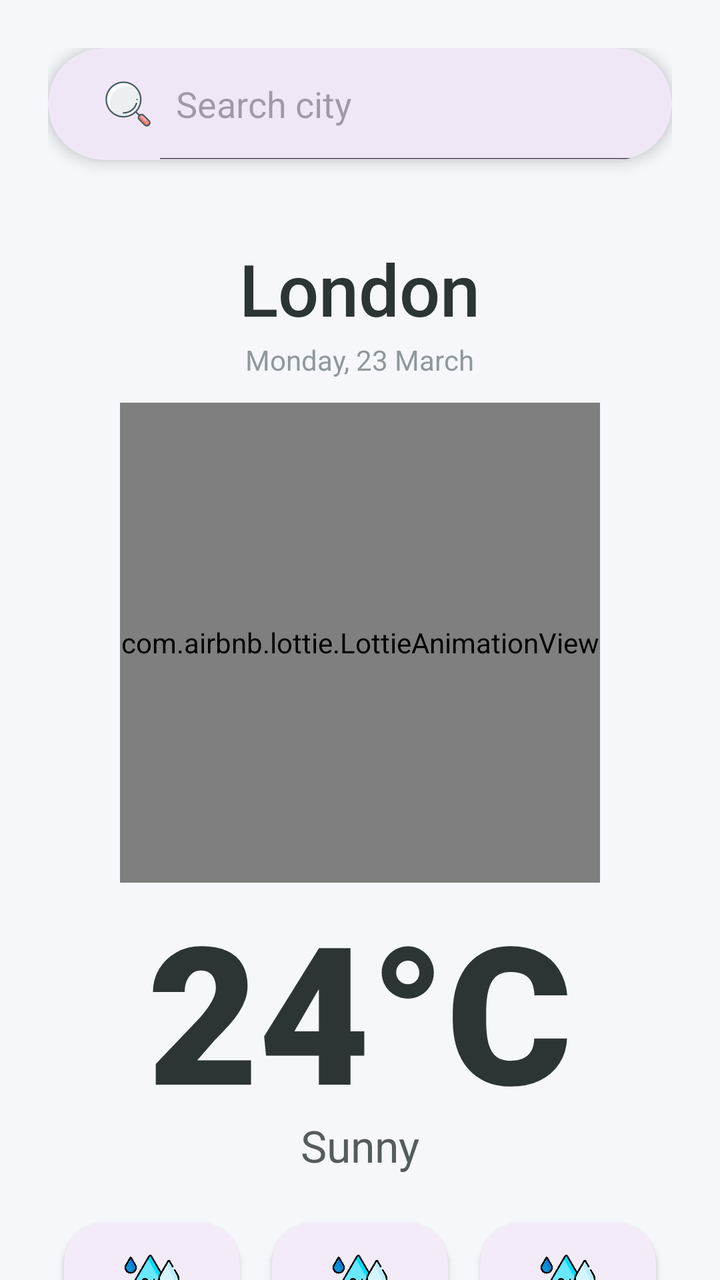
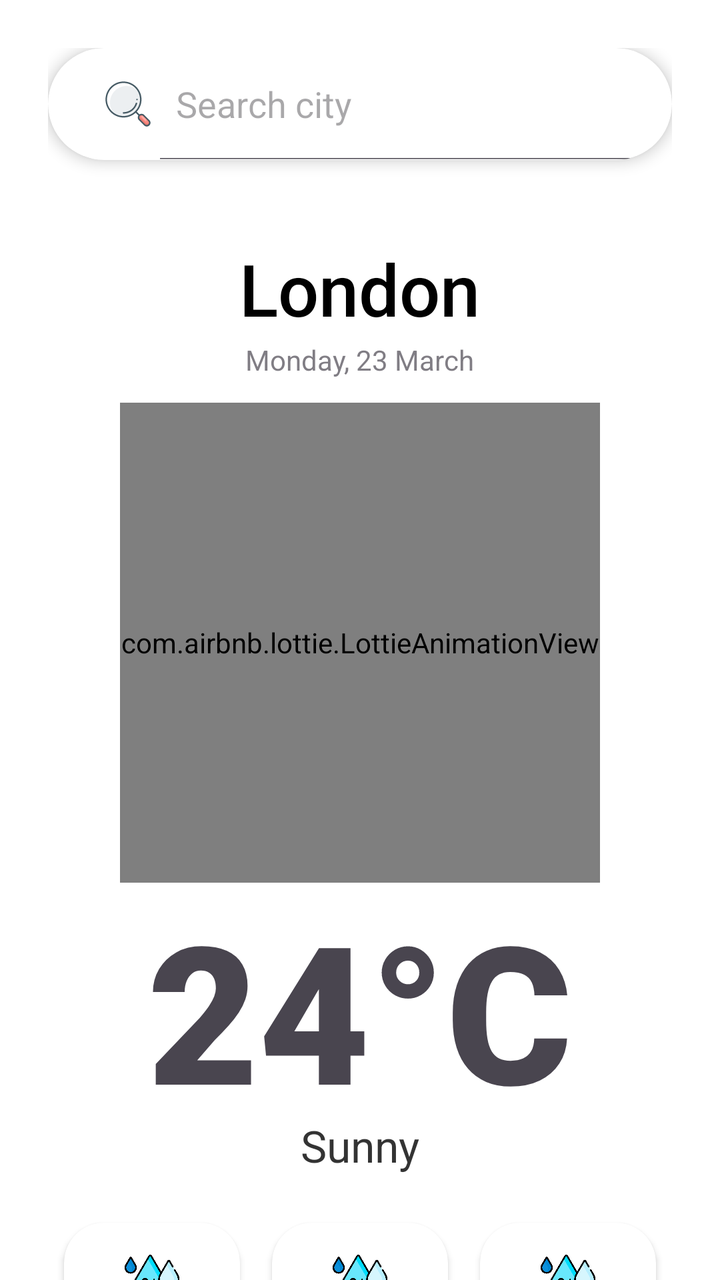

The first picture is an Android layout as it rendered before a commit; the second is the same layout after the commit. The layout source and the unified diff follow.
<!-- AndroidManifest.xml: application theme Theme.StormCast -->
<!-- res/layout/fragment_weather.xml -->
<?xml version="1.0" encoding="utf-8"?>
<androidx.core.widget.NestedScrollView xmlns:android="http://schemas.android.com/apk/res/android"
    xmlns:app="http://schemas.android.com/apk/res-auto"
    xmlns:tools="http://schemas.android.com/tools"
    android:layout_width="match_parent"
    android:layout_height="match_parent"
    android:background="@color/background"
    android:fillViewport="true">

    <androidx.constraintlayout.widget.ConstraintLayout
        android:layout_width="match_parent"
        android:layout_height="wrap_content"
        android:padding="24dp">

        
        <com.google.android.material.card.MaterialCardView
            android:id="@+id/card_search"
            android:layout_width="match_parent"
            android:layout_height="wrap_content"
            app:cardCornerRadius="32dp"
            app:cardElevation="4dp"
            app:layout_constraintEnd_toEndOf="parent"
            app:layout_constraintStart_toStartOf="parent"
            app:layout_constraintTop_toTopOf="parent"
            app:strokeWidth="0dp">

            <SearchView
                android:id="@+id/searchBar"
                android:layout_width="match_parent"
                android:layout_height="56dp"
                android:iconifiedByDefault="false"
                android:queryHint="@string/search_hint"
                android:searchIcon="@drawable/search"
                android:paddingStart="8dp" />

        </com.google.android.material.card.MaterialCardView>

        
        <LinearLayout
            android:id="@+id/hero_section"
            android:layout_width="0dp"
            android:layout_height="wrap_content"
            android:layout_marginTop="40dp"
            android:gravity="center"
            android:orientation="vertical"
            app:layout_constraintEnd_toEndOf="parent"
            app:layout_constraintStart_toStartOf="parent"
            app:layout_constraintTop_toBottomOf="@id/card_search">

            <TextView
                android:id="@+id/citytxt"
                android:layout_width="wrap_content"
                android:layout_height="wrap_content"
                android:text="London"
                android:textColor="@color/on_surface"
                android:textSize="36sp"
                android:fontFamily="sans-serif-medium" />

            <TextView
                android:id="@+id/day_date_txt"
                android:layout_width="wrap_content"
                android:layout_height="wrap_content"
                android:layout_marginTop="2dp"
                android:alpha="0.7"
                android:text="Monday, 23 March"
                android:textColor="@color/on_surface_variant"
                android:textSize="14sp" />

            <com.airbnb.lottie.LottieAnimationView
                android:id="@+id/lottieAnimationView"
                android:layout_width="240dp"
                android:layout_height="240dp"
                android:layout_marginVertical="12dp"
                app:lottie_autoPlay="true"
                app:lottie_loop="true"
                app:lottie_rawRes="@raw/sunny" />

            <TextView
                android:id="@+id/tmptxt"
                android:layout_width="wrap_content"
                android:layout_height="wrap_content"
                android:text="24°C"
                android:textColor="@color/temp_text"
                android:textSize="96sp"
                android:fontFamily="sans-serif-black"
                android:includeFontPadding="false" />

            <TextView
                android:id="@+id/conditiontxt"
                android:layout_width="wrap_content"
                android:layout_height="wrap_content"
                android:layout_marginTop="-8dp"
                android:alpha="0.8"
                android:text="Sunny"
                android:textColor="@color/on_surface"
                android:textSize="22sp" />

        </LinearLayout>

        
        <TextView android:id="@+id/daytxt" android:layout_width="0dp" android:layout_height="0dp" android:visibility="gone" tools:ignore="MissingConstraints" />
        <TextView android:id="@+id/datetxt" android:layout_width="0dp" android:layout_height="0dp" android:visibility="gone" tools:ignore="MissingConstraints" />



            
        <LinearLayout
            android:id="@+id/row_1"
            android:layout_width="0dp"
            android:layout_height="wrap_content"
            android:layout_marginTop="16dp"
            android:orientation="horizontal"
            android:weightSum="3"
            app:layout_constraintEnd_toEndOf="parent"
            app:layout_constraintStart_toStartOf="parent"
            app:layout_constraintTop_toBottomOf="@id/hero_section">

            
            <include
                android:id="@+id/include_humidity"
                layout="@layout/item_weather_detail"
                android:layout_width="0dp"
                android:layout_height="wrap_content"
                android:layout_margin="8dp"
                android:layout_weight="1" />

            
            <include
                android:id="@+id/include_wind"
                layout="@layout/item_weather_detail"
                android:layout_width="0dp"
                android:layout_height="wrap_content"
                android:layout_margin="8dp"
                android:layout_weight="1" />

            
            <include
                android:id="@+id/include_pressure"
                layout="@layout/item_weather_detail"
                android:layout_width="0dp"
                android:layout_height="wrap_content"
                android:layout_margin="8dp"
                android:layout_weight="1" />

        </LinearLayout>

            
            <LinearLayout
                android:id="@+id/row_2"
                android:layout_width="0dp"
                android:layout_height="wrap_content"
                android:layout_marginTop="12dp"
                android:orientation="horizontal"
                android:weightSum="3"
                app:layout_constraintTop_toBottomOf="@id/row_1"
                app:layout_constraintEnd_toEndOf="parent"
                app:layout_constraintStart_toStartOf="parent">

                
                <include
                    layout="@layout/item_weather_detail"
                    android:id="@+id/include_feels_like"
                    android:layout_width="0dp"
                    android:layout_margin="8dp"
                    android:layout_height="wrap_content"
                    android:layout_weight="1" />

                
                <include
                    layout="@layout/item_weather_detail"
                    android:id="@+id/include_min_max"
                    android:layout_width="0dp"
                    android:layout_margin="8dp"
                    android:layout_height="wrap_content"
                    android:layout_weight="1" />

                
                <include
                    layout="@layout/item_weather_detail"
                    android:id="@+id/include_visibility"
                    android:layout_width="0dp"
                    android:layout_margin="8dp"
                    android:layout_height="wrap_content"
                    android:layout_weight="1" />

            </LinearLayout>

        
        <com.google.android.material.card.MaterialCardView
            android:id="@+id/card_sun"
            android:layout_width="0dp"
            android:layout_height="wrap_content"
            android:layout_marginTop="24dp"
            android:layout_marginBottom="32dp"
            app:cardCornerRadius="24dp"
            app:cardElevation="2dp"
            app:layout_constraintBottom_toBottomOf="parent"
            app:layout_constraintEnd_toEndOf="parent"
            app:layout_constraintStart_toStartOf="parent"
            app:layout_constraintTop_toBottomOf="@id/row_2"
            app:strokeWidth="0dp">

            <androidx.constraintlayout.widget.ConstraintLayout
                android:layout_width="match_parent"
                android:layout_height="wrap_content"
                android:paddingVertical="16dp">

                <LinearLayout
                    android:id="@+id/sunrise_box"
                    android:layout_width="0dp"
                    android:layout_height="wrap_content"
                    android:gravity="center"
                    android:orientation="vertical"
                    app:layout_constraintEnd_toStartOf="@+id/sun_divider"
                    app:layout_constraintStart_toStartOf="parent"
                    app:layout_constraintTop_toTopOf="parent">
                    <TextView
                        android:layout_width="wrap_content"
                        android:layout_height="wrap_content"
                        android:text="@string/sunrise_label"
                        android:alpha="0.6"
                        android:textSize="12sp" />
                    <TextView
                        android:id="@+id/sunrisetxt"
                        android:layout_width="wrap_content"
                        android:layout_height="wrap_content"
                        android:layout_marginTop="2dp"
                        android:text="06:30"
                        android:textColor="@color/on_surface"
                        android:textSize="18sp"
                        android:textStyle="bold" />
                </LinearLayout>

                <View
                    android:id="@+id/sun_divider"
                    android:layout_width="1dp"
                    android:layout_height="40dp"
                    android:background="@color/card_stroke"
                    app:layout_constraintBottom_toBottomOf="parent"
                    app:layout_constraintEnd_toEndOf="parent"
                    app:layout_constraintStart_toStartOf="parent"
                    app:layout_constraintTop_toTopOf="parent" />

                <LinearLayout
                    android:id="@+id/sunset_box"
                    android:layout_width="0dp"
                    android:layout_height="wrap_content"
                    android:gravity="center"
                    android:orientation="vertical"
                    app:layout_constraintEnd_toEndOf="parent"
                    app:layout_constraintStart_toEndOf="@+id/sun_divider"
                    app:layout_constraintTop_toTopOf="parent">
                    <TextView
                        android:layout_width="wrap_content"
                        android:layout_height="wrap_content"
                        android:text="@string/sunset_label"
                        android:alpha="0.6"
                        android:textSize="12sp" />
                    <TextView
                        android:id="@+id/sunsettxt"
                        android:layout_width="wrap_content"
                        android:layout_height="wrap_content"
                        android:layout_marginTop="2dp"
                        android:text="18:45"
                        android:textColor="@color/on_surface"
                        android:textSize="18sp"
                        android:textStyle="bold" />
                </LinearLayout>

            </androidx.constraintlayout.widget.ConstraintLayout>
        </com.google.android.material.card.MaterialCardView>

    </androidx.constraintlayout.widget.ConstraintLayout>

</androidx.core.widget.NestedScrollView>
<!-- res/layout/item_weather_detail.xml (included above) -->
<?xml version="1.0" encoding="utf-8"?>
<com.google.android.material.card.MaterialCardView xmlns:android="http://schemas.android.com/apk/res/android"
    xmlns:app="http://schemas.android.com/apk/res-auto"
    android:layout_width="match_parent"
    android:layout_height="wrap_content"
    android:layout_margin="6dp"
    app:cardCornerRadius="20dp"
    app:cardElevation="2dp"
    app:strokeWidth="0dp">

    <LinearLayout
        android:layout_width="match_parent"
        android:layout_height="wrap_content"
        android:gravity="center"
        android:orientation="vertical"
        android:padding="16dp">

        <ImageView
            android:id="@+id/detailIcon"
            android:layout_width="28dp"
            android:layout_height="28dp"
            android:src="@drawable/humidity" />

        <TextView
            android:id="@+id/detailValue"
            android:layout_width="wrap_content"
            android:layout_height="wrap_content"
            android:layout_marginTop="8dp"
            android:text="45%"
            android:textColor="@color/on_surface"
            android:textSize="16sp"
            android:fontFamily="sans-serif-medium" />

        <TextView
            android:id="@+id/detailLabel"
            android:layout_width="wrap_content"
            android:layout_height="wrap_content"
            android:text="Humidity"
            android:alpha="0.6"
            android:textSize="11sp"
            android:textAllCaps="true"
            android:letterSpacing="0.05"
            android:textColor="@color/on_surface_variant" />

    </LinearLayout>

</com.google.android.material.card.MaterialCardView>
<!-- resources referenced by this layout -->
<resources>
  <color name="background">#F5F7FA</color>
  <color name="card_stroke">#E1E4E8</color>
  <color name="on_surface">#2D3436</color>
  <color name="on_surface_variant">#636E72</color>
  <color name="temp_text">#2D3436</color>
  <!-- drawable humidity: png bitmap (drawable, 41315 bytes) -->
  <!-- drawable search: vector/xml drawable (drawable, 3046 chars, omitted) -->
  <string name="search_hint">Search city</string>
  <string name="sunrise_label">Sunrise</string>
  <string name="sunset_label">Sunset</string>
  <style name="Theme.StormCast" parent="Base.Theme.StormCast" />
  <style name="Base.Theme.StormCast" parent="Theme.Material3.DayNight.NoActionBar">
          
          
      </style>
</resources>

<!-- the commit's change to res/layout/fragment_weather.xml (unified diff, before → after) -->
@@ -51,10 +51,10 @@
                 android:id="@+id/citytxt"
                 android:layout_width="wrap_content"
                 android:layout_height="wrap_content"
+                android:fontFamily="sans-serif-medium"
                 android:text="London"
                 android:textColor="@color/on_surface"
-                android:textSize="36sp"
-                android:fontFamily="sans-serif-medium" />
+                android:textSize="36sp" />
 
             <TextView
                 android:id="@+id/day_date_txt"
@@ -63,7 +63,6 @@
                 android:layout_marginTop="2dp"
                 android:alpha="0.7"
                 android:text="Monday, 23 March"
-                android:textColor="@color/on_surface_variant"
                 android:textSize="14sp" />
 
             <com.airbnb.lottie.LottieAnimationView
@@ -80,7 +79,6 @@
                 android:layout_width="wrap_content"
                 android:layout_height="wrap_content"
                 android:text="24°C"
-                android:textColor="@color/temp_text"
                 android:textSize="96sp"
                 android:fontFamily="sans-serif-black"
                 android:includeFontPadding="false" />
@@ -96,11 +94,6 @@
                 android:textSize="22sp" />
 
         </LinearLayout>
-
-        
-        <TextView android:id="@+id/daytxt" android:layout_width="0dp" android:layout_height="0dp" android:visibility="gone" tools:ignore="MissingConstraints" />
-        <TextView android:id="@+id/datetxt" android:layout_width="0dp" android:layout_height="0dp" android:visibility="gone" tools:ignore="MissingConstraints" />
-
 
 
             
@@ -235,7 +228,6 @@
                     android:id="@+id/sun_divider"
                     android:layout_width="1dp"
                     android:layout_height="40dp"
-                    android:background="@color/card_stroke"
                     app:layout_constraintBottom_toBottomOf="parent"
                     app:layout_constraintEnd_toEndOf="parent"
                     app:layout_constraintStart_toStartOf="parent"
@@ -288,6 +280,7 @@
         android:layout_width="match_parent"
         android:layout_height="wrap_content"
         android:gravity="center"
+        android:background="@android:color/transparent"
         android:orientation="vertical"
         android:padding="16dp">
 
@@ -315,8 +308,7 @@
             android:alpha="0.6"
             android:textSize="11sp"
             android:textAllCaps="true"
-            android:letterSpacing="0.05"
-            android:textColor="@color/on_surface_variant" />
+            android:letterSpacing="0.05" />
 
     </LinearLayout>
 
<!-- resource entries referenced after the edit -->
@@ -1,10 +1,7 @@
 <!-- resources referenced by this layout -->
 <resources>
-  <color name="background">#F5F7FA</color>
-  <color name="card_stroke">#E1E4E8</color>
-  <color name="on_surface">#2D3436</color>
-  <color name="on_surface_variant">#636E72</color>
-  <color name="temp_text">#2D3436</color>
+  <color name="background">#FFFFFF</color>
+  <color name="on_surface">#000000</color>
   <!-- drawable humidity: png bitmap (drawable, 41315 bytes) -->
   <!-- drawable search: vector/xml drawable (drawable, 3046 chars, omitted) -->
   <string name="search_hint">Search city</string>
@@ -13,7 +10,30 @@
   <style name="Theme.StormCast" parent="Base.Theme.StormCast" />
   <style name="Base.Theme.StormCast" parent="Theme.Material3.DayNight.NoActionBar">
           
+          <item name="colorPrimary">@color/primary</item>
+          <item name="colorSecondary">@color/secondary</item>
           
+          <item name="android:colorBackground">@color/background</item>
+          <item name="colorOnBackground">@color/on_surface</item>
+  
+          <item name="colorSurface">@color/surface</item>
+          <item name="colorOnSurface">@color/on_surface</item>
+  
+          <item name="colorSurfaceContainer">@color/surface</item>
+          <item name="colorSurfaceContainerLow">@color/surface</item>
+          <item name="colorSurfaceContainerHigh">@color/surface</item>
+          <item name="colorSurfaceContainerHighest">@color/surface</item>
+  
+          
+          <item name="elevationOverlayEnabled">false</item>
+  
+  
+          
+          <item name="android:statusBarColor">@android:color/transparent</item>
+          <item name="android:windowLightStatusBar">?attr/isLightTheme</item>
       </style>
+  <color name="primary">#4A90E2</color>
+  <color name="secondary">#50C878</color>
+  <color name="surface">#FFFFFFFF</color>
 </resources>
 
